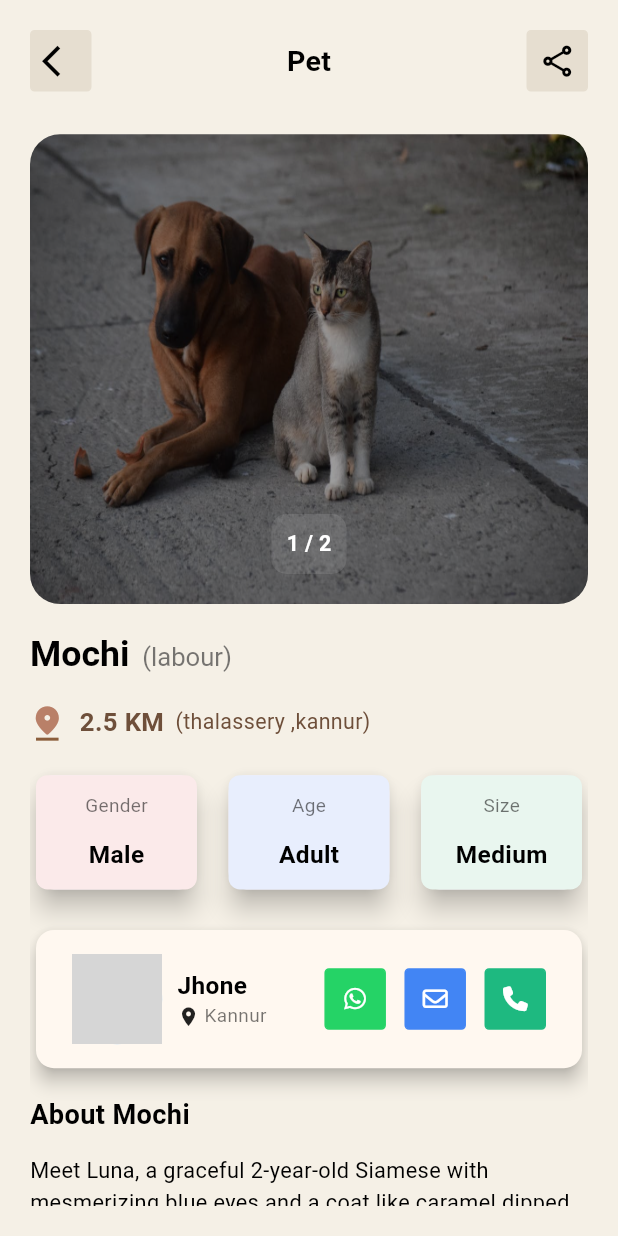
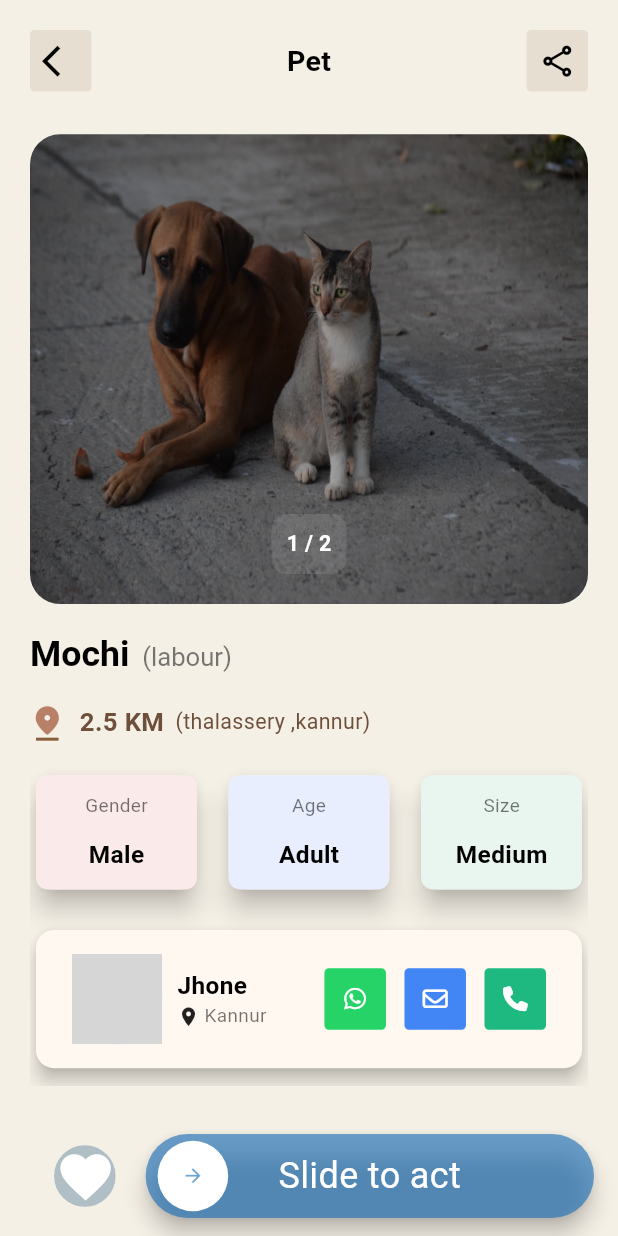
Before and after one commit to minhajmc/PetAdoption_App, a Flutter app: the PetDetailsScreen screen opened directly, on a phone screen of 412 x 824 dp. Run offline on Flutter 3.47's test engine with Material 3 defaults, Android fonts, the phone set to English and light mode, and no system bars; drawn by our look-alikes of getwidget, slide_to_act; our stand-ins replace animated_text_kit, cached_network_image, dio, flutter_screenutil, flutter_svg, font_awesome_flutter and 5 more; accounts and stored records are empty; network calls fail; grey boxes are pictures that could not be loaded.

Commit message:
added new features in app

```diff
--- a/pet_adoption_app/lib/main.dart
+++ b/pet_adoption_app/lib/main.dart
@@ -5,7 +5,7 @@ import 'package:pet_adoption_app/viewmodels/auth_provider/login_provider.dart';
 import 'package:pet_adoption_app/viewmodels/auth_provider/register_provider.dart';
 import 'package:pet_adoption_app/viewmodels/profile_provider/profileget_provider.dart';
 import 'package:pet_adoption_app/viewmodels/profile_provider/profileupdate_provider.dart';
-import 'package:pet_adoption_app/views/splashscreen/splashscreen.dart';
+import 'package:pet_adoption_app/views/ui/add_pet_form/add_pet_screen.dart';
 import 'package:pet_adoption_app/views/ui/pet_details/pet_details_screen.dart';
 
 import 'package:provider/provider.dart';
@@ -36,7 +36,7 @@ class PetAdoptionApp extends StatelessWidget {
         child: MaterialApp(
         title: "Pet Adoption App",
         debugShowCheckedModeBanner: false,
-        home:PetDetailsScreen(),
+        home:AddPetScreen(),
       ),);
       },
     );
--- a/pet_adoption_app/lib/models/auth_model/model_register.dart
+++ b/pet_adoption_app/lib/models/auth_model/model_register.dart
@@ -6,11 +6,9 @@ class ModelRegister {
     ModelRegister({required this.email,required this.name,required this.password});
 
     Map<String,dynamic>toJson()=>{
-
       "email":email,
       "name":name,
       "password":password
-
     };
 
 }
--- a/pet_adoption_app/lib/views/auth/signupscreen/signup.dart
+++ b/pet_adoption_app/lib/views/auth/signupscreen/signup.dart
@@ -61,7 +61,6 @@ class _RegscreenState extends State<Regscreen> {
       body: SafeArea(
         child: LayoutBuilder(builder: (context, constraints) {
           return SingleChildScrollView(
-            keyboardDismissBehavior: ScrollViewKeyboardDismissBehavior.onDrag,
             child: Padding(
               padding: EdgeInsets.only(top: 10.r),
               child: Form(
@@ -159,7 +158,7 @@ class _RegscreenState extends State<Regscreen> {
                                     context,
                                     MaterialPageRoute(
                                         builder: (context) =>const LoadingAnimation(
-                                            text: "Creating your account....",
+                                            text: "Creating your account..",
                                             path:
                                                 "assets/registerImages/animation/Animation - 1744131570858.json")));
                                 await regProvider.registerUser(
--- a/pet_adoption_app/lib/views/ui/home/category.dart
+++ b/pet_adoption_app/lib/views/ui/home/category.dart
@@ -3,7 +3,6 @@ import 'dart:developer';
 import 'package:flutter/material.dart';
 import 'package:flutter_screenutil/flutter_screenutil.dart';
 import 'package:getwidget/getwidget.dart';
-import 'package:pet_adoption_app/widgets/commonWidgets/textwidget.dart';
 
 class CategoryofPet extends StatefulWidget {
   const CategoryofPet({super.key});
--- a/pet_adoption_app/lib/views/ui/pet_details/pet_details_screen.dart
+++ b/pet_adoption_app/lib/views/ui/pet_details/pet_details_screen.dart
@@ -8,13 +8,88 @@ import 'package:pet_adoption_app/widgets/commonWidgets/textwidget.dart';
 import 'package:pet_adoption_app/widgets/pet_details/info_tags.dart';
 import 'package:pet_adoption_app/widgets/pet_details/servicegficonbutton.dart';
 import 'package:pet_adoption_app/widgets/pet_details/statue_info.dart';
+import 'package:slide_to_act/slide_to_act.dart';
 
 class PetDetailsScreen extends StatelessWidget {
   const PetDetailsScreen({super.key});
 
+//   Color favColor = isFavorited ? Color(0xFFE91E63) : Color(0xFFB0BEC5); // Pink for favorited, Blue-grey for not
+// Color favIconColor = isFavorited ? Colors.white : Colors.grey[800];
+
   @override
   Widget build(BuildContext context) {
     return Scaffold(
+      // persistentFooterButtons: [
+      //   SizedBox(
+      //     width: double.infinity,
+      //     child: Row(
+      //       children: [
+      //         SizedBox(
+      //           width: 20.w,
+      //         ),
+      //         GFIconButton(
+      //             color: Color(0xFFB0BEC5),
+      //             icon: Icon(
+      //               Icons.favorite,
+      //               color: Colors.grey[40],
+      //             ),
+      //             onPressed: () {},
+      //             iconSize: 40.w,
+      //             shape: GFIconButtonShape.circle),
+      //         SizedBox(
+      //           width: 20.w,
+      //         ),
+      //         Expanded(
+      //           child: SlideAction(
+      //             height: 60.h,
+      //             onSubmit: () {
+      //               print("clicked");
+      //             },
+      //             submittedIcon: Icon(Icons.connecting_airports),
+      //             outerColor: Color.fromARGB(164, 30, 113, 185),
+      //             innerColor: Colors.white,
+      //             sliderButtonIconSize: 20.w,
+      //           ),
+      //         )
+      //       ],
+      //     ),
+      //   )
+      // ],
+
+      bottomNavigationBar: BottomAppBar(color: GFColors.TRANSPARENT,
+        child: Row(
+          children: [
+            SizedBox(
+              width: 20.w,
+            ),
+            GFIconButton(
+                color: Color(0xFFB0BEC5),
+                icon: Icon(
+                  Icons.favorite,
+                  color: Colors.grey[40],
+                ),
+                onPressed: () {},
+                iconSize: 40.w,
+                shape: GFIconButtonShape.circle),
+            SizedBox(
+              width: 20.w,
+            ),
+            Expanded(
+              child: SlideAction(
+                height: 60.h,
+                onSubmit: () {
+                  print("clicked");
+                  return null;
+                },
+                submittedIcon: Icon(Icons.connecting_airports),
+                outerColor: Color.fromARGB(164, 30, 113, 185),
+                innerColor: Colors.white,
+                sliderButtonIconSize: 15.w,
+              ),
+            )
+          ],
+        ),
+      ),
       backgroundColor: const Color(0xFFF5F0E6),
       body: Padding(
         padding: const EdgeInsets.all(20),
@@ -121,9 +196,7 @@ class PetDetailsScreen extends StatelessWidget {
                     value: "Male",
                     backgroundColor: 0xFFFBEAEA),
                 const InfoTags(
-                    label: "Age",
-                    value: "Adult",
-                    backgroundColor: 0xFFE8EEFD),
+                    label: "Age", value: "Adult", backgroundColor: 0xFFE8EEFD),
                 const InfoTags(
                     label: "Size",
                     value: "Medium",
@@ -235,9 +308,9 @@ class PetDetailsScreen extends StatelessWidget {
                 StatueInfo(label: "FirstTime Breeder", iswhatTrFa: false),
                 StatueInfo(label: " Vaccinated           ", iswhatTrFa: false),
                 StatueInfo(label: "Friendly with Pets", iswhatTrFa: true),
-                StatueInfo(label: "Trained                   ", iswhatTrFa: false),
-                StatueInfo(label: "Good with Kids     " , iswhatTrFa: true),
-
+                StatueInfo(
+                    label: "Trained                   ", iswhatTrFa: false),
+                StatueInfo(label: "Good with Kids     ", iswhatTrFa: true),
 
                 // if (pet.specialNeeds.isNotEmpty)
                 StatueInfo(label: "HasSpecial Needs", iswhatTrFa: false)
--- a/pet_adoption_app/pubspec.yaml
+++ b/pet_adoption_app/pubspec.yaml
@@ -46,6 +46,8 @@ dependencies:
   image_picker: ^1.1.2
   cached_network_image: ^3.4.1
   font_awesome_flutter: ^10.8.0
+  slide_to_act: ^2.0.2
+  smooth_page_indicator: ^1.2.1
 
 
 
```
Also changed, not shown: pet_adoption_app/lib/views/ui/add_pet_form/add_pet_appbar.dart (added, +38 -0 lines), pet_adoption_app/lib/views/ui/add_pet_form/add_pet_screen.dart (added, +95 -0 lines), pet_adoption_app/pubspec.lock, 4 other files.
